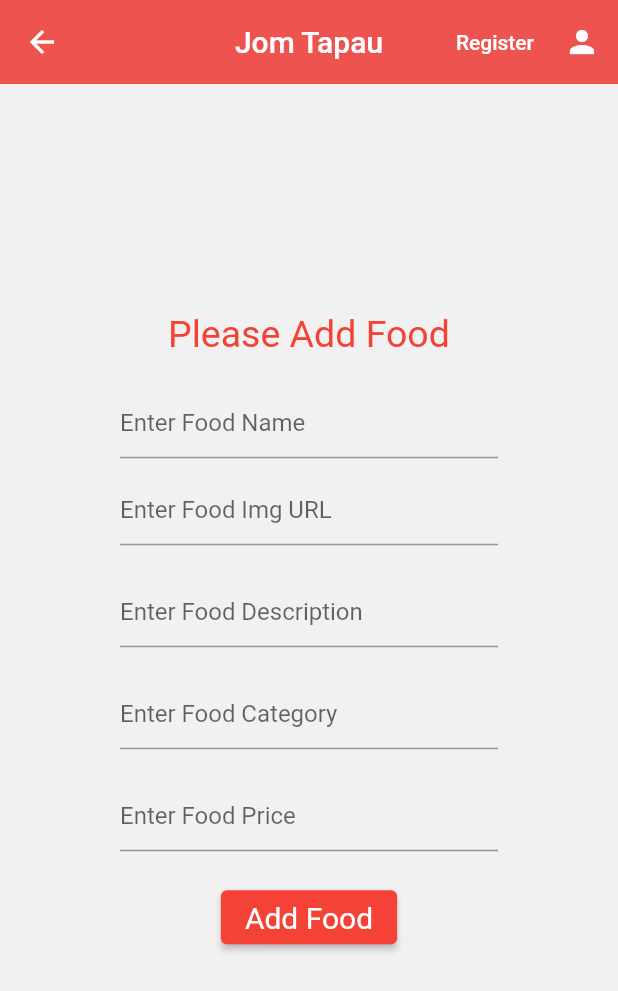
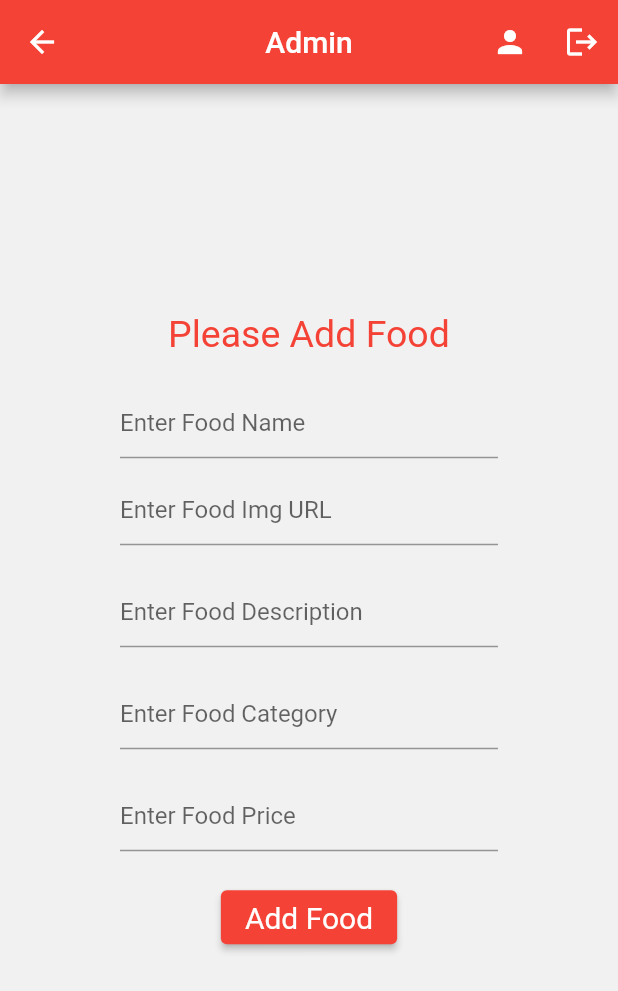
Before and after one commit to Jom-Tapau-Mobile/jom-tapau-mobile, a Flutter app: the AddFood screen opened by its route, on a phone screen of 412 x 824 dp. Shown: the top 991 px of the screen. Run offline on Flutter 3.47's test engine with Material 2 defaults, Android fonts, the phone set to English and light mode, and no system bars; our stand-ins replace firebase_auth, firebase_core; missing offline and left inert: dart:js; accounts and stored records are empty.

Commit message:
appbar on addfood page done

```diff
--- a/lib/screens/admin/addFood.dart
+++ b/lib/screens/admin/addFood.dart
@@ -3,6 +3,7 @@ import 'package:flutter/material.dart';
 import 'package:flutter/src/widgets/container.dart';
 import 'package:flutter/src/widgets/framework.dart';
 import 'package:jom_tapau_mobile/snackbar.dart';
+import 'package:jom_tapau_mobile/services/auth.dart';
 
 import '../../services/api_services.dart';
 
@@ -23,26 +24,28 @@ class _AddFoodState extends State<AddFood> {
 // ignore: unused_field
   @override
   Widget build(BuildContext context) {
+    AuthService _auth = AuthService();
     final ButtonStyle style = ElevatedButton.styleFrom(
         textStyle: const TextStyle(fontSize: 20), backgroundColor: Colors.red);
     return Scaffold(
         backgroundColor: Color.fromARGB(255, 241, 241, 241),
         appBar: AppBar(
-          actions: [
-            TextButton(
-              child: Text('Register', style: TextStyle(color: Colors.white)),
-              onPressed: () async {},
+          title: Text('Admin'),
+          centerTitle: true,
+          backgroundColor: Colors.red,
+          actions: <Widget>[
+            IconButton(
+              onPressed: () {},
+              icon: Icon(Icons.person),
             ),
             IconButton(
-              icon: Icon(Icons.person),
-              tooltip: 'Login',
-              onPressed: () async {},
+              icon: Icon(Icons.logout),
+              tooltip: 'Logout',
+              onPressed: () async {
+                await _auth.signOut();
+              },
             )
           ],
-          backgroundColor: Colors.red[400],
-          centerTitle: true,
-          elevation: 0.0,
-          title: Text('Jom Tapau'),
         ),
         body: Container(
           padding: EdgeInsets.symmetric(vertical: 30, horizontal: 30),
```
